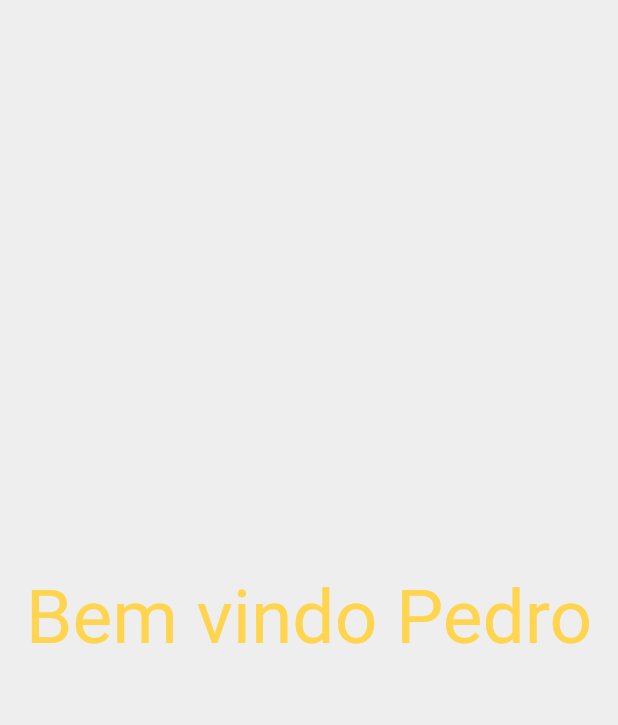
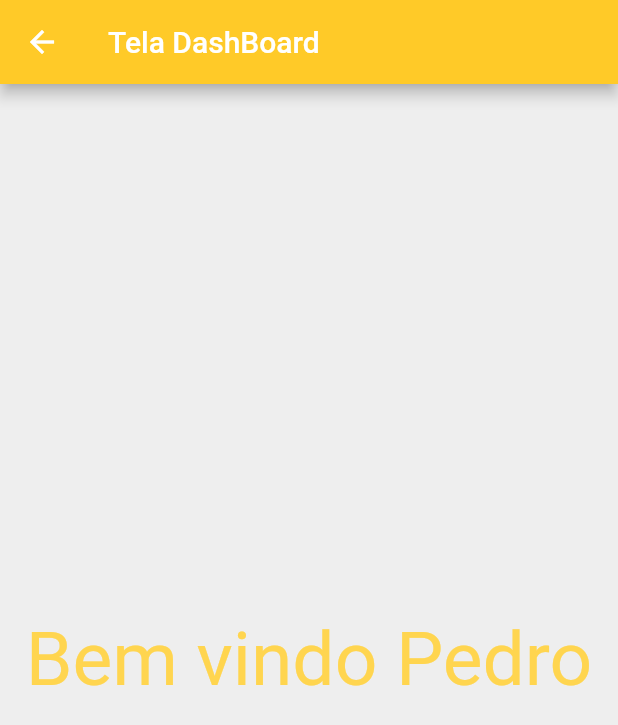
Before and after one commit to ICEI-PUC-Minas-PPLES-TI/plf-es-2021-1-ti5-6702100-leil-on, a Flutter app: the Saudacao screen opened by its route, on a phone screen of 412 x 824 dp. Shown: the top 725 px of the screen. Run offline on Flutter 3.47's test engine with Material 2 defaults, Android fonts, the phone set to English and light mode, and no system bars.

Commit message:
alterando tela dashboard

```diff
--- a/codigo/front-end/Leil_on/lib/view/dashBoardUser.dart
+++ b/codigo/front-end/Leil_on/lib/view/dashBoardUser.dart
@@ -6,6 +6,10 @@ class Saudacao extends StatelessWidget {
   @override
   Widget build(BuildContext context) {
     return Scaffold(
+      appBar: AppBar(
+        title: Text('Tela DashBoard'),
+        backgroundColor: Colors.amber[400],
+      ),
       body: Container(
         color: Colors.grey[200],
         child: Text(
```
